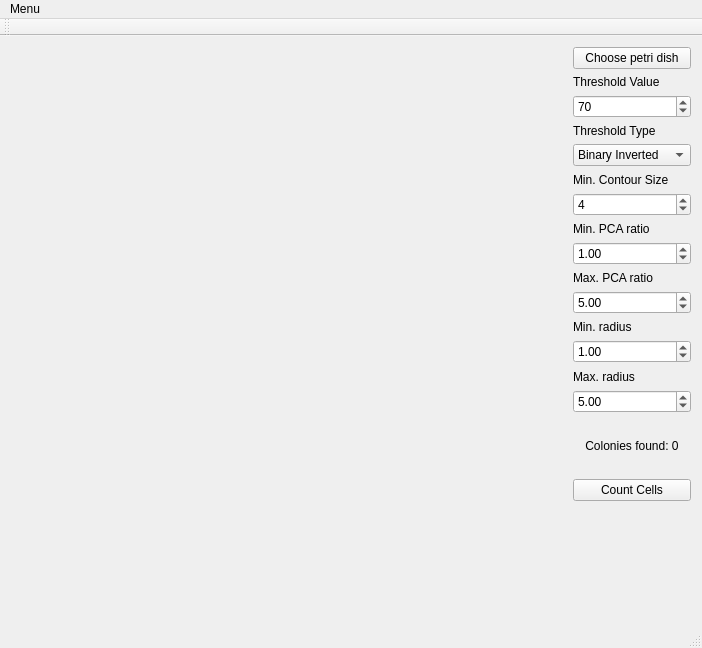
This is mainwindow.ui in ColonyCounter/ColonyCounter-GUI as Qt 5 draws it before an edit. The edited form follows.
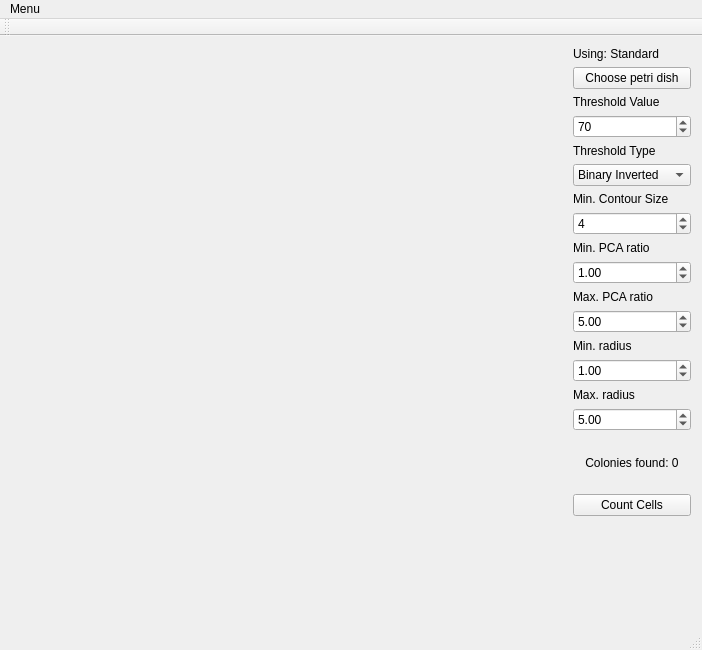
This is the edited form.

Patch:
```diff
--- a/mainwindow.ui
+++ b/mainwindow.ui
@@ -7,7 +7,7 @@
     <x>0</x>
     <y>0</y>
     <width>702</width>
-    <height>648</height>
+    <height>650</height>
    </rect>
   </property>
   <property name="windowTitle">
@@ -15,7 +15,43 @@
   </property>
   <widget class="QWidget" name="centralWidget">
    <layout class="QGridLayout" name="gridLayout">
-    <item row="19" column="1" rowspan="8">
+    <item row="19" column="1">
+     <widget class="QPushButton" name="countCellsButton">
+      <property name="sizePolicy">
+       <sizepolicy hsizetype="Preferred" vsizetype="Fixed">
+        <horstretch>0</horstretch>
+        <verstretch>0</verstretch>
+       </sizepolicy>
+      </property>
+      <property name="text">
+       <string>Count Cells</string>
+      </property>
+     </widget>
+    </item>
+    <item row="4" column="1">
+     <widget class="QLabel" name="thresholdTypeLabel">
+      <property name="sizePolicy">
+       <sizepolicy hsizetype="Fixed" vsizetype="Preferred">
+        <horstretch>0</horstretch>
+        <verstretch>0</verstretch>
+       </sizepolicy>
+      </property>
+      <property name="text">
+       <string>Threshold Type</string>
+      </property>
+     </widget>
+    </item>
+    <item row="3" column="1">
+     <widget class="QSpinBox" name="thresholdValueSpin">
+      <property name="maximum">
+       <number>255</number>
+      </property>
+      <property name="value">
+       <number>70</number>
+      </property>
+     </widget>
+    </item>
+    <item row="20" column="1" rowspan="8">
      <spacer name="verticalSpacer">
       <property name="orientation">
        <enum>Qt::Vertical</enum>
@@ -28,76 +64,56 @@
       </property>
      </spacer>
     </item>
-    <item row="0" column="0" rowspan="27">
-     <widget class="QLabel" name="imgLabel">
-      <property name="sizePolicy">
-       <sizepolicy hsizetype="Minimum" vsizetype="Minimum">
-        <horstretch>0</horstretch>
-        <verstretch>0</verstretch>
-       </sizepolicy>
+    <item row="13" column="1">
+     <widget class="QDoubleSpinBox" name="minRadiusSpin">
+      <property name="maximum">
+       <double>100.000000000000000</double>
       </property>
-      <property name="text">
-       <string/>
+      <property name="singleStep">
+       <double>0.250000000000000</double>
       </property>
-     </widget>
-    </item>
-    <item row="18" column="1">
-     <widget class="QPushButton" name="countCellsButton">
-      <property name="sizePolicy">
-       <sizepolicy hsizetype="Preferred" vsizetype="Fixed">
-        <horstretch>0</horstretch>
-        <verstretch>0</verstretch>
-       </sizepolicy>
+      <property name="value">
+       <double>1.000000000000000</double>
       </property>
-      <property name="text">
-       <string>Count Cells</string>
-      </property>
      </widget>
     </item>
-    <item row="2" column="1">
-     <widget class="QSpinBox" name="thresholdValueSpin">
+    <item row="15" column="1">
+     <widget class="QDoubleSpinBox" name="maxRadiusSpin">
       <property name="maximum">
-       <number>255</number>
+       <double>100.000000000000000</double>
       </property>
       <property name="value">
-       <number>70</number>
+       <double>5.000000000000000</double>
       </property>
      </widget>
     </item>
-    <item row="0" column="1">
-     <widget class="QPushButton" name="chooseCircleButton">
-      <property name="text">
-       <string>Choose petri dish</string>
+    <item row="11" column="1">
+     <widget class="QDoubleSpinBox" name="maxPcaRatioSpin">
+      <property name="maximum">
+       <double>10.000000000000000</double>
       </property>
-     </widget>
-    </item>
-    <item row="3" column="1">
-     <widget class="QLabel" name="thresholdTypeLabel">
-      <property name="sizePolicy">
-       <sizepolicy hsizetype="Fixed" vsizetype="Preferred">
-        <horstretch>0</horstretch>
-        <verstretch>0</verstretch>
-       </sizepolicy>
+      <property name="singleStep">
+       <double>0.250000000000000</double>
       </property>
-      <property name="text">
-       <string>Threshold Type</string>
+      <property name="value">
+       <double>5.000000000000000</double>
       </property>
      </widget>
     </item>
-    <item row="1" column="1">
-     <widget class="QLabel" name="thresholdValueLabel">
-      <property name="sizePolicy">
-       <sizepolicy hsizetype="Fixed" vsizetype="Preferred">
-        <horstretch>0</horstretch>
-        <verstretch>0</verstretch>
-       </sizepolicy>
+    <item row="9" column="1">
+     <widget class="QDoubleSpinBox" name="minPcaRatioSpin">
+      <property name="maximum">
+       <double>10.000000000000000</double>
       </property>
-      <property name="text">
-       <string>Threshold Value</string>
+      <property name="singleStep">
+       <double>0.250000000000000</double>
       </property>
+      <property name="value">
+       <double>1.000000000000000</double>
+      </property>
      </widget>
     </item>
-    <item row="4" column="1">
+    <item row="5" column="1">
      <widget class="QComboBox" name="thresholdTypeBox">
       <property name="sizePolicy">
        <sizepolicy hsizetype="Fixed" vsizetype="Fixed">
@@ -135,104 +151,68 @@
       </item>
      </widget>
     </item>
-    <item row="5" column="1">
-     <widget class="QLabel" name="minContourSizeLabel">
+    <item row="2" column="1">
+     <widget class="QLabel" name="thresholdValueLabel">
+      <property name="sizePolicy">
+       <sizepolicy hsizetype="Fixed" vsizetype="Preferred">
+        <horstretch>0</horstretch>
+        <verstretch>0</verstretch>
+       </sizepolicy>
+      </property>
       <property name="text">
-       <string>Min. Contour Size</string>
+       <string>Threshold Value</string>
       </property>
      </widget>
     </item>
-    <item row="6" column="1">
-     <widget class="QSpinBox" name="minContourSizeSpin">
-      <property name="maximum">
-       <number>20</number>
-      </property>
-      <property name="value">
-       <number>4</number>
-      </property>
-     </widget>
-    </item>
-    <item row="7" column="1">
+    <item row="8" column="1">
      <widget class="QLabel" name="minPcaRatioLabel">
       <property name="text">
        <string>Min. PCA ratio</string>
       </property>
      </widget>
     </item>
-    <item row="8" column="1">
-     <widget class="QDoubleSpinBox" name="minPcaRatioSpin">
-      <property name="maximum">
-       <double>10.000000000000000</double>
-      </property>
-      <property name="singleStep">
-       <double>0.250000000000000</double>
-      </property>
-      <property name="value">
-       <double>1.000000000000000</double>
-      </property>
-     </widget>
-    </item>
-    <item row="9" column="1">
-     <widget class="QLabel" name="maxPcaRatioLabel">
+    <item row="6" column="1">
+     <widget class="QLabel" name="minContourSizeLabel">
       <property name="text">
-       <string>Max. PCA ratio</string>
+       <string>Min. Contour Size</string>
       </property>
      </widget>
     </item>
-    <item row="10" column="1">
-     <widget class="QDoubleSpinBox" name="maxPcaRatioSpin">
-      <property name="maximum">
-       <double>10.000000000000000</double>
-      </property>
-      <property name="singleStep">
-       <double>0.250000000000000</double>
-      </property>
-      <property name="value">
-       <double>5.000000000000000</double>
-      </property>
-     </widget>
-    </item>
-    <item row="11" column="1">
-     <widget class="QLabel" name="minRadiusLabel">
+    <item row="1" column="1">
+     <widget class="QPushButton" name="chooseCircleButton">
       <property name="text">
-       <string>Min. radius</string>
+       <string>Choose petri dish</string>
       </property>
      </widget>
     </item>
-    <item row="12" column="1">
-     <widget class="QDoubleSpinBox" name="minRadiusSpin">
-      <property name="maximum">
-       <double>100.000000000000000</double>
-      </property>
-      <property name="singleStep">
-       <double>0.250000000000000</double>
-      </property>
-      <property name="value">
-       <double>1.000000000000000</double>
-      </property>
-     </widget>
-    </item>
-    <item row="13" column="1">
+    <item row="14" column="1">
      <widget class="QLabel" name="maxRadiusLabel">
       <property name="text">
        <string>Max. radius</string>
       </property>
      </widget>
     </item>
-    <item row="14" column="1">
-     <widget class="QDoubleSpinBox" name="maxRadiusSpin">
-      <property name="maximum">
-       <double>100.000000000000000</double>
+    <item row="1" column="0" rowspan="27">
+     <widget class="QLabel" name="imgLabel">
+      <property name="sizePolicy">
+       <sizepolicy hsizetype="Minimum" vsizetype="Minimum">
+        <horstretch>0</horstretch>
+        <verstretch>0</verstretch>
+       </sizepolicy>
       </property>
-      <property name="singleStep">
-       <double>0.250000000000000</double>
+      <property name="text">
+       <string/>
       </property>
-      <property name="value">
-       <double>5.000000000000000</double>
+     </widget>
+    </item>
+    <item row="12" column="1">
+     <widget class="QLabel" name="minRadiusLabel">
+      <property name="text">
+       <string>Min. radius</string>
       </property>
      </widget>
     </item>
-    <item row="16" column="1">
+    <item row="17" column="1">
      <widget class="QLabel" name="countCellsLabel">
       <property name="text">
        <string>Colonies found: 0</string>
@@ -242,6 +222,30 @@
       </property>
      </widget>
     </item>
+    <item row="7" column="1">
+     <widget class="QSpinBox" name="minContourSizeSpin">
+      <property name="maximum">
+       <number>20</number>
+      </property>
+      <property name="value">
+       <number>4</number>
+      </property>
+     </widget>
+    </item>
+    <item row="10" column="1">
+     <widget class="QLabel" name="maxPcaRatioLabel">
+      <property name="text">
+       <string>Max. PCA ratio</string>
+      </property>
+     </widget>
+    </item>
+    <item row="0" column="1">
+     <widget class="QLabel" name="moduleUsedLabel">
+      <property name="text">
+       <string>Using: Standard</string>
+      </property>
+     </widget>
+    </item>
    </layout>
   </widget>
   <widget class="QMenuBar" name="menuBar">
```
Left out of the diff: 27 changed lines with no effect on the pictures.
